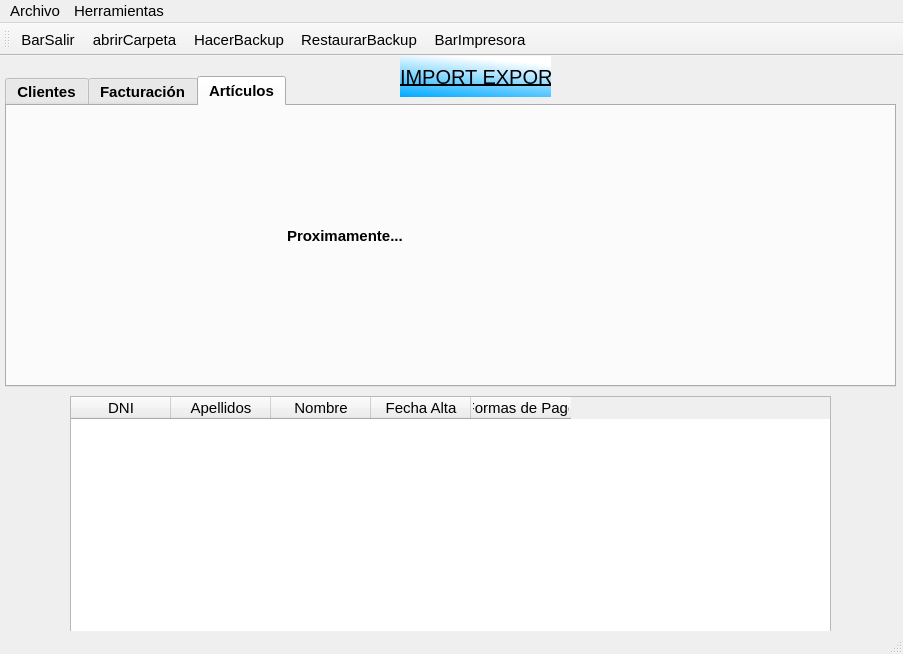
Above: prueba.ui from solglez/gonzalezescolar before the change. Below: the same form after it.
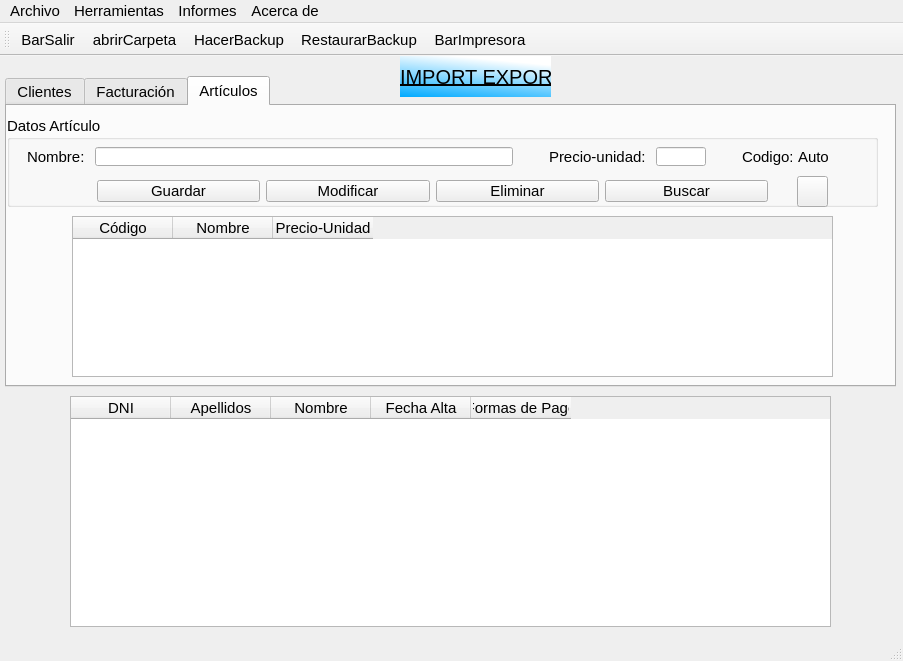
That is the form after the change. The open tabs and pages were chosen to show the change. Icons and pictures are not drawn.

Commit message: Commit tras examen(articulos). Además en clase: Comenzamos con la gestión de informes (nueva clase informes), añadimos para ello el paquete reportlab. Creamos la carpeta informes y nos liamos a dibujar cosas.

The edit to the form file:
```diff
--- a/prueba.ui
+++ b/prueba.ui
@@ -7,7 +7,7 @@
     <x>0</x>
     <y>0</y>
     <width>903</width>
-    <height>654</height>
+    <height>661</height>
    </rect>
   </property>
   <property name="sizePolicy">
@@ -65,7 +65,7 @@
       <x>70</x>
       <y>340</y>
       <width>761</width>
-      <height>261</height>
+      <height>231</height>
      </rect>
     </property>
     <property name="maximumSize">
@@ -114,8 +114,8 @@
     </property>
     <property name="font">
      <font>
-      <weight>75</weight>
-      <bold>true</bold>
+      <weight>50</weight>
+      <bold>false</bold>
      </font>
     </property>
     <property name="currentIndex">
@@ -1546,18 +1546,267 @@
      <attribute name="title">
       <string>Artículos</string>
      </attribute>
-     <widget class="QLabel" name="label_2">
+     <widget class="QGroupBox" name="groupBox_2">
       <property name="geometry">
        <rect>
-        <x>280</x>
-        <y>120</y>
-        <width>141</width>
-        <height>20</height>
+        <x>0</x>
+        <y>10</y>
+        <width>871</width>
+        <height>91</height>
        </rect>
       </property>
-      <property name="text">
-       <string>Proximamente...</string>
+      <property name="font">
+       <font>
+        <weight>50</weight>
+        <bold>false</bold>
+       </font>
       </property>
+      <property name="title">
+       <string>Datos Artículo</string>
+      </property>
+      <widget class="QWidget" name="horizontalLayoutWidget_10">
+       <property name="geometry">
+        <rect>
+         <x>20</x>
+         <y>30</y>
+         <width>801</width>
+         <height>21</height>
+        </rect>
+       </property>
+       <layout class="QHBoxLayout" name="horizontalLayout_10">
+        <item>
+         <widget class="QLabel" name="label_2">
+          <property name="maximumSize">
+           <size>
+            <width>16777215</width>
+            <height>19</height>
+           </size>
+          </property>
+          <property name="text">
+           <string>Nombre: </string>
+          </property>
+         </widget>
+        </item>
+        <item>
+         <widget class="QLineEdit" name="txtNombreArticulo">
+          <property name="maximumSize">
+           <size>
+            <width>16777215</width>
+            <height>19</height>
+           </size>
+          </property>
+         </widget>
+        </item>
+        <item>
+         <spacer name="horizontalSpacer_2">
+          <property name="orientation">
+           <enum>Qt::Horizontal</enum>
+          </property>
+          <property name="sizeType">
+           <enum>QSizePolicy::Fixed</enum>
+          </property>
+          <property name="sizeHint" stdset="0">
+           <size>
+            <width>30</width>
+            <height>19</height>
+           </size>
+          </property>
+         </spacer>
+        </item>
+        <item>
+         <widget class="QLabel" name="label_3">
+          <property name="maximumSize">
+           <size>
+            <width>16777215</width>
+            <height>19</height>
+           </size>
+          </property>
+          <property name="text">
+           <string>Precio-unidad: </string>
+          </property>
+         </widget>
+        </item>
+        <item>
+         <widget class="QLineEdit" name="txtPrecioArticulo">
+          <property name="maximumSize">
+           <size>
+            <width>50</width>
+            <height>19</height>
+           </size>
+          </property>
+          <property name="text">
+           <string/>
+          </property>
+         </widget>
+        </item>
+        <item>
+         <spacer name="horizontalSpacer_3">
+          <property name="orientation">
+           <enum>Qt::Horizontal</enum>
+          </property>
+          <property name="sizeType">
+           <enum>QSizePolicy::Fixed</enum>
+          </property>
+          <property name="sizeHint" stdset="0">
+           <size>
+            <width>30</width>
+            <height>19</height>
+           </size>
+          </property>
+         </spacer>
+        </item>
+        <item>
+         <widget class="QLabel" name="lblCA">
+          <property name="minimumSize">
+           <size>
+            <width>50</width>
+            <height>0</height>
+           </size>
+          </property>
+          <property name="maximumSize">
+           <size>
+            <width>50</width>
+            <height>19</height>
+           </size>
+          </property>
+          <property name="text">
+           <string>Codigo: </string>
+          </property>
+         </widget>
+        </item>
+        <item>
+         <widget class="QLabel" name="lblCodArt">
+          <property name="minimumSize">
+           <size>
+            <width>30</width>
+            <height>0</height>
+           </size>
+          </property>
+          <property name="maximumSize">
+           <size>
+            <width>30</width>
+            <height>16777215</height>
+           </size>
+          </property>
+          <property name="text">
+           <string>Auto</string>
+          </property>
+         </widget>
+        </item>
+       </layout>
+      </widget>
+      <widget class="QWidget" name="horizontalLayoutWidget_11">
+       <property name="geometry">
+        <rect>
+         <x>90</x>
+         <y>60</y>
+         <width>671</width>
+         <height>31</height>
+        </rect>
+       </property>
+       <layout class="QHBoxLayout" name="horizontalLayout_11">
+        <item>
+         <widget class="QPushButton" name="btnGuardaArt">
+          <property name="maximumSize">
+           <size>
+            <width>16777215</width>
+            <height>22</height>
+           </size>
+          </property>
+          <property name="text">
+           <string>Guardar</string>
+          </property>
+         </widget>
+        </item>
+        <item>
+         <widget class="QPushButton" name="btnModifArt">
+          <property name="maximumSize">
+           <size>
+            <width>16777215</width>
+            <height>22</height>
+           </size>
+          </property>
+          <property name="text">
+           <string>Modificar</string>
+          </property>
+         </widget>
+        </item>
+        <item>
+         <widget class="QPushButton" name="btnBorrarArt">
+          <property name="maximumSize">
+           <size>
+            <width>16777215</width>
+            <height>22</height>
+           </size>
+          </property>
+          <property name="text">
+           <string>Eliminar</string>
+          </property>
+         </widget>
+        </item>
+        <item>
+         <widget class="QPushButton" name="btnBuscaArt">
+          <property name="maximumSize">
+           <size>
+            <width>16777215</width>
+            <height>22</height>
+           </size>
+          </property>
+          <property name="text">
+           <string>Buscar</string>
+          </property>
+         </widget>
+        </item>
+       </layout>
+      </widget>
+      <widget class="QPushButton" name="btnLimpiaArt">
+       <property name="geometry">
+        <rect>
+         <x>790</x>
+         <y>60</y>
+         <width>31</width>
+         <height>31</height>
+        </rect>
+       </property>
+       <property name="text">
+        <string/>
+       </property>
+       <property name="icon">
+        <iconset>
+         <normaloff>img/reloadBtn.png</normaloff>img/reloadBtn.png</iconset>
+       </property>
+      </widget>
+     </widget>
+     <widget class="QTableWidget" name="tabArticulos">
+      <property name="geometry">
+       <rect>
+        <x>65</x>
+        <y>110</y>
+        <width>761</width>
+        <height>161</height>
+       </rect>
+      </property>
+      <property name="font">
+       <font>
+        <weight>50</weight>
+        <bold>false</bold>
+       </font>
+      </property>
+      <column>
+       <property name="text">
+        <string>Código</string>
+       </property>
+      </column>
+      <column>
+       <property name="text">
+        <string>Nombre</string>
+       </property>
+      </column>
+      <column>
+       <property name="text">
+        <string>Precio-Unidad</string>
+       </property>
+      </column>
      </widget>
     </widget>
    </widget>
@@ -1613,8 +1862,21 @@
     <addaction name="actionCrear_Backup"/>
     <addaction name="actionRestaurar_Backup"/>
    </widget>
+   <widget class="QMenu" name="menuInformes">
+    <property name="title">
+     <string>Informes</string>
+    </property>
+    <addaction name="actionListado_Clientes"/>
+   </widget>
+   <widget class="QMenu" name="menuAcerca_de">
+    <property name="title">
+     <string>Acerca de</string>
+    </property>
+   </widget>
    <addaction name="menuArchivo"/>
    <addaction name="menuHerramientas"/>
+   <addaction name="menuInformes"/>
+   <addaction name="menuAcerca_de"/>
   </widget>
   <widget class="QToolBar" name="toolBar">
    <property name="windowTitle">
```
Left out of the diff: 7 changed lines with no effect on the pictures. The commit also changes 10 other files.
